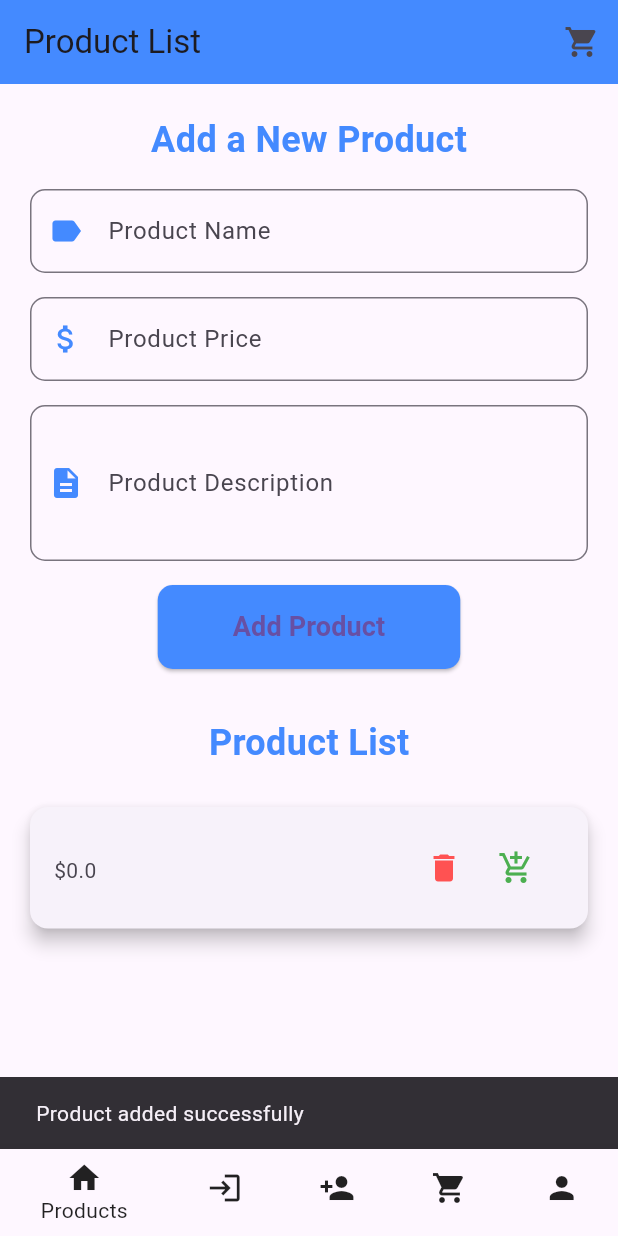
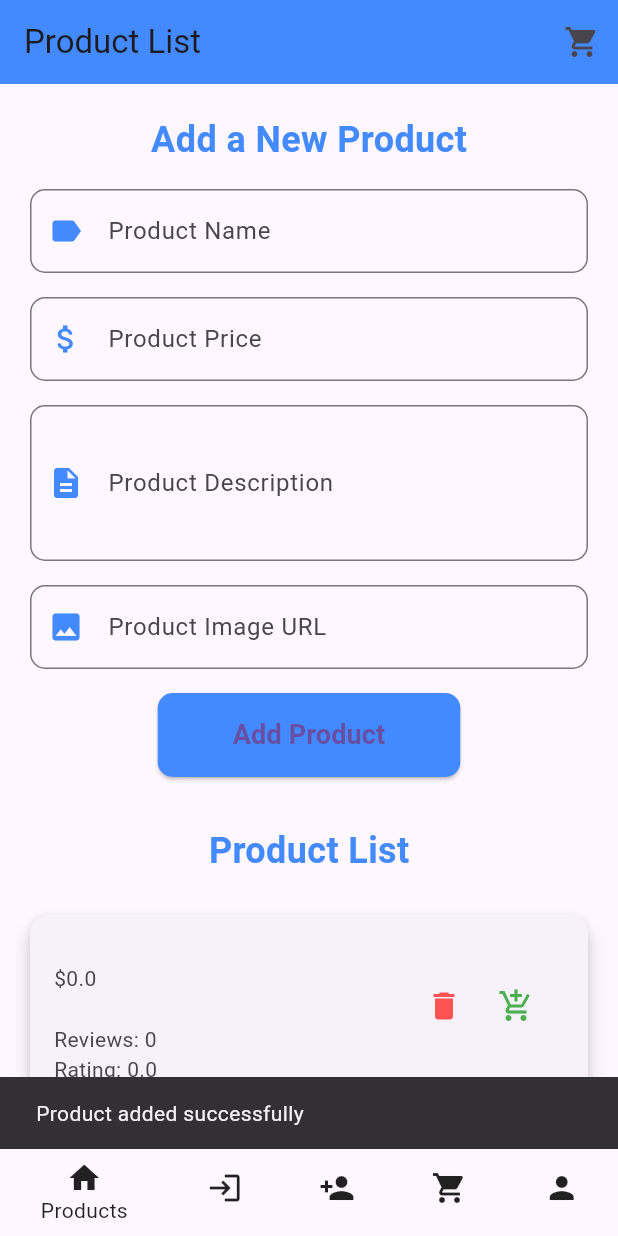
Before and after one commit to MohamedYProg/MobileDev, a Flutter app: the screen it shows once a user with an empty profile is signed in, after a tap on "Add Product", on a phone screen of 412 x 824 dp. Run offline on Flutter 3.47's test engine with Material 3 defaults, Android fonts, the phone set to English and light mode, and no system bars; our stand-ins replace cloud_firestore, firebase_auth, firebase_core; accounts and stored records are empty; network calls fail.

Commit message:
nos product

```diff
--- a/lib/screens/productListScreen.dart
+++ b/lib/screens/productListScreen.dart
@@ -12,6 +12,7 @@ class _ProductListScreenState extends State<ProductListScreen> {
   final TextEditingController _nameController = TextEditingController();
   final TextEditingController _priceController = TextEditingController();
   final TextEditingController _descriptionController = TextEditingController();
+  final TextEditingController _imageUrlController = TextEditingController();
 
   @override
   Widget build(BuildContext context) {
@@ -64,16 +65,24 @@ class _ProductListScreenState extends State<ProductListScreen> {
                 maxLines: 3,
               ),
               SizedBox(height: 16),
+              _buildTextField(
+                controller: _imageUrlController,
+                labelText: 'Product Image URL',
+                icon: Icons.image,
+              ),
+              SizedBox(height: 16),
               ElevatedButton(
                 onPressed: () {
                   addProduct(
                     _nameController.text,
                     double.tryParse(_priceController.text) ?? 0.0,
                     _descriptionController.text,
+                    _imageUrlController.text,
                   );
                   _nameController.clear();
                   _priceController.clear();
                   _descriptionController.clear();
+                  _imageUrlController.clear();
                 },
                 style: ElevatedButton.styleFrom(
                   backgroundColor: Colors.blueAccent,
@@ -124,13 +133,17 @@ class _ProductListScreenState extends State<ProductListScreen> {
                             children: [
                               Text('\$${doc['price']}'),
                               Text(doc['description']),
+                              // Display reviews and rating (placeholders for now)
+                              Text('Reviews: ${doc['review']?.length ?? 0}'),
+                              Text('Rating: ${doc['rating'] ?? 0.0}'),
                             ],
                           ),
                           trailing: Row(
                             mainAxisSize: MainAxisSize.min,
                             children: [
                               IconButton(
-                                icon: Icon(Icons.delete, color: Colors.redAccent),
+                                icon:
+                                    Icon(Icons.delete, color: Colors.redAccent),
                                 onPressed: () {
                                   removeProduct(doc.id);
                                 },
@@ -148,8 +161,9 @@ class _ProductListScreenState extends State<ProductListScreen> {
                             Navigator.push(
                               context,
                               MaterialPageRoute(
-                                builder: (context) =>
-                                    ProductScreen(productId: doc.id),
+                                builder: (context) => ProductScreen(
+                                  productId: doc.id,
+                                ),
                               ),
                             );
                           },
@@ -190,12 +204,18 @@ class _ProductListScreenState extends State<ProductListScreen> {
     );
   }
 
-  Future<void> addProduct(String name, double price, String description) async {
+  Future<void> addProduct(
+      String name, double price, String description, String imageUrl) async {
     try {
       await FirebaseFirestore.instance.collection('Product').add({
         'name': name,
         'price': price,
         'description': description,
+        'imageUrl': imageUrl,
+        'review': [], // Empty list for reviews
+        'rating': 0.0, // Initial rating as 0.0
+        'category': null, // Category set to null
+        'comments': [], // Empty list for comments
       });
       ScaffoldMessenger.of(context).showSnackBar(
         SnackBar(content: Text('Product added successfully')),
```
